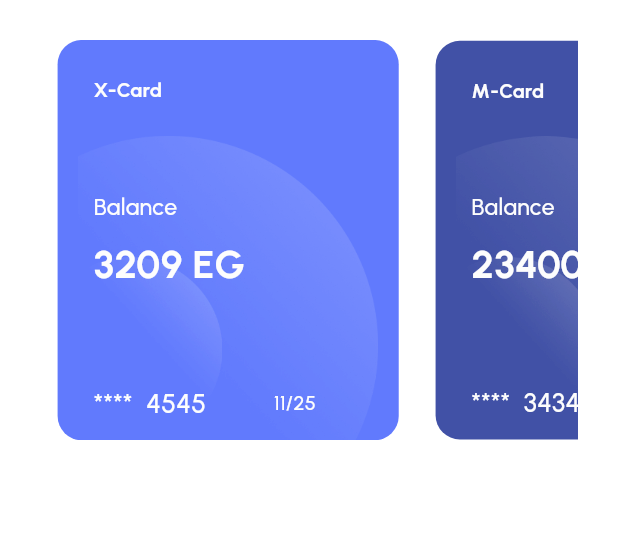
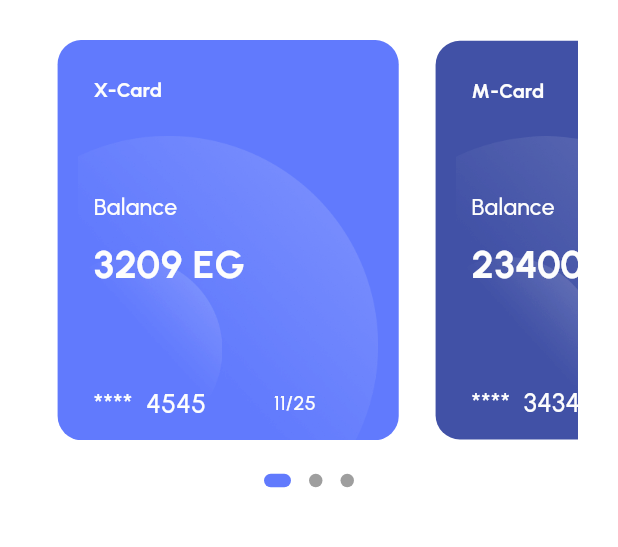
Before and after one commit to KhaledBahjat/finance_app, a Flutter app: the HomeScreen screen opened directly, on a phone screen of 412 x 824 dp, the part 105-652 px from its top. Run offline on Flutter 3.47's test engine with Material 3 defaults, Android fonts, the phone set to English and light mode, and no system bars; drawn by our look-alikes of carousel_slider, dots_indicator; our stand-ins replace flutter_screenutil, flutter_svg, go_router, pin_code_fields.

Commit message:
dots indector

```diff
--- a/finance_app/lib/features/main_screen/home_screen.dart
+++ b/finance_app/lib/features/main_screen/home_screen.dart
@@ -6,7 +6,6 @@ import 'package:flutter_screenutil/flutter_screenutil.dart';
 
 class HomeScreen extends StatelessWidget {
   const HomeScreen({super.key});
-
   @override
   Widget build(BuildContext context) {
     return Scaffold(
@@ -63,10 +62,6 @@ class HomeScreen extends StatelessWidget {
             ),
 
             CarouselWidget(),
-            SizedBox(
-              height: 16.h,
-            ),
-
           ],
         ),
       ),
--- a/finance_app/lib/features/main_screen/widgets/carousel_widget.dart
+++ b/finance_app/lib/features/main_screen/widgets/carousel_widget.dart
@@ -1,21 +1,36 @@
 import 'package:carousel_slider/carousel_slider.dart';
+import 'package:dots_indicator/dots_indicator.dart';
 import 'package:finance_app/core/styling/app_color.dart';
 import 'package:finance_app/features/main_screen/widgets/card_item.dart';
 import 'package:flutter/material.dart';
 import 'package:flutter_screenutil/flutter_screenutil.dart';
 
-class CarouselWidget extends StatelessWidget {
+class CarouselWidget extends StatefulWidget {
   const CarouselWidget({super.key});
 
   @override
+  State<CarouselWidget> createState() => _CarouselWidgetState();
+}
+
+class _CarouselWidgetState extends State<CarouselWidget> {
+  int currentIndex = 0;
+
+  @override
   Widget build(BuildContext context) {
-    return CarouselSlider(
+    return Column(
+      children: [
+        CarouselSlider(
           options: CarouselOptions(
             height: 263.h,
             padEnds: false,
             viewportFraction: 0.7,
             enlargeCenterPage: true,
             enlargeFactor: 0.05,
+            onPageChanged: (index, reason) {
+              setState(() {
+                currentIndex = index;
+              });
+            },
           ),
 
           items: [
@@ -33,9 +48,30 @@ class CarouselWidget extends StatelessWidget {
               expiryDate: '12/24',
               cardNumber: '3434',
             ),
-
+            CardItem(
+              backgroundColor: AppColor.primaryColor,
+              cardType: 'X-Card',
+              balance: '3209',
+              expiryDate: '11/25',
+              cardNumber: '4545',
+            ),
           ],
-
+        ),
+        SizedBox(
+          height: 16.h,
+        ),
+        DotsIndicator(
+          dotsCount: 3,
+          position: currentIndex.toDouble(),
+          decorator: DotsDecorator(
+            size: const Size.square(9.0),
+            activeSize: const Size(18.0, 9.0),
+            activeShape: RoundedRectangleBorder(
+              borderRadius: BorderRadius.circular(5.0),
+            ),
+          ),
+        ),
+      ],
     );
   }
 }
```
Lines whose indentation alone changed are shown as unchanged.
